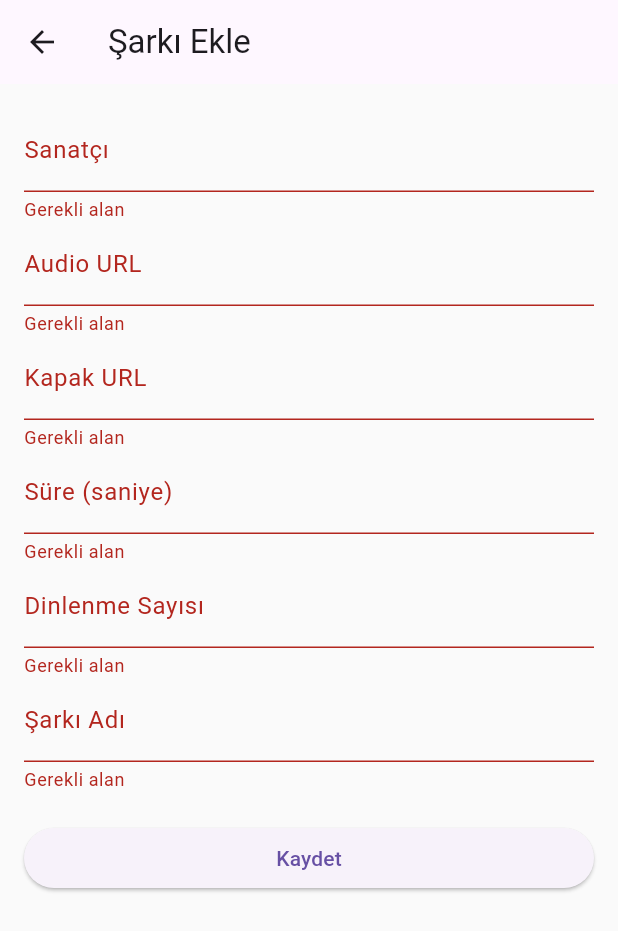
After one commit to batuhanyeniocak/Echowolke, a Flutter app: the AddSongScreen screen opened directly, after a tap on "Kaydet", on a phone screen of 412 x 824 dp. The commit adds this screen. Shown: the top 931 px of the screen. Run offline on Flutter 3.47's test engine with Material 3 defaults, Android fonts, the phone set to English and light mode, and no system bars; our stand-ins replace cloud_firestore, firebase_core, firebase_storage, just_audio; accounts and stored records are empty.

Commit message:
buyuk update
artik database'e uygulama uzerinden sarki eklenebiliyor

```diff
--- /dev/null
+++ b/lib/screens/add_song_screen.dart
@@ -0,0 +1,118 @@
+import 'package:flutter/material.dart';
+import 'package:cloud_firestore/cloud_firestore.dart';
+
+class AddSongScreen extends StatefulWidget {
+  const AddSongScreen({Key? key}) : super(key: key);
+
+  @override
+  State<AddSongScreen> createState() => _AddSongScreenState();
+}
+
+class _AddSongScreenState extends State<AddSongScreen> {
+  final _formKey = GlobalKey<FormState>();
+
+  final artistController = TextEditingController();
+  final audioUrlController = TextEditingController();
+  final coverUrlController = TextEditingController();
+  final durationController = TextEditingController();
+  final playCountController = TextEditingController();
+  final titleController = TextEditingController();
+
+  Future<void> addSongToFirestore() async {
+    if (_formKey.currentState!.validate()) {
+      final tracks = FirebaseFirestore.instance.collection('tracks');
+
+      try {
+        final newDoc = tracks.doc(); // otomatik ID
+        final newId = newDoc.id;
+
+        Map<String, dynamic> songData = {
+          "artist": artistController.text,
+          "audioUrl": audioUrlController.text,
+          "coverUrl": coverUrlController.text,
+          "duration": int.parse(durationController.text),
+          "id": newId, // verinin içine de yaz
+          "playCount": int.parse(playCountController.text),
+          "title": titleController.text,
+          "releaseDate": Timestamp.now(),
+        };
+
+        await newDoc.set(songData);
+
+        ScaffoldMessenger.of(context).showSnackBar(
+          const SnackBar(content: Text("Şarkı başarıyla eklendi")),
+        );
+        Navigator.pop(context);
+      } catch (e) {
+        ScaffoldMessenger.of(context).showSnackBar(
+          SnackBar(content: Text("Hata oluştu: $e")),
+        );
+      }
+    }
+  }
+
+  @override
+  void dispose() {
+    artistController.dispose();
+    audioUrlController.dispose();
+    coverUrlController.dispose();
+    durationController.dispose();
+    playCountController.dispose();
+    titleController.dispose();
+    super.dispose();
+  }
+
+  @override
+  Widget build(BuildContext context) {
+    return Scaffold(
+      appBar: AppBar(title: const Text("Şarkı Ekle")),
+      body: Padding(
+        padding: const EdgeInsets.all(16.0),
+        child: Form(
+          key: _formKey,
+          child: ListView(
+            children: [
+              TextFormField(
+                controller: artistController,
+                decoration: const InputDecoration(labelText: 'Sanatçı'),
+                validator: (value) => value!.isEmpty ? 'Gerekli alan' : null,
+              ),
+              TextFormField(
+                controller: audioUrlController,
+                decoration: const InputDecoration(labelText: 'Audio URL'),
+                validator: (value) => value!.isEmpty ? 'Gerekli alan' : null,
+              ),
+              TextFormField(
+                controller: coverUrlController,
+                decoration: const InputDecoration(labelText: 'Kapak URL'),
+                validator: (value) => value!.isEmpty ? 'Gerekli alan' : null,
+              ),
+              TextFormField(
+                controller: durationController,
+                decoration: const InputDecoration(labelText: 'Süre (saniye)'),
+                keyboardType: TextInputType.number,
+                validator: (value) => value!.isEmpty ? 'Gerekli alan' : null,
+              ),
+              TextFormField(
+                controller: playCountController,
+                decoration: const InputDecoration(labelText: 'Dinlenme Sayısı'),
+                keyboardType: TextInputType.number,
+                validator: (value) => value!.isEmpty ? 'Gerekli alan' : null,
+              ),
+              TextFormField(
+                controller: titleController,
+                decoration: const InputDecoration(labelText: 'Şarkı Adı'),
+                validator: (value) => value!.isEmpty ? 'Gerekli alan' : null,
+              ),
+              const SizedBox(height: 20),
+              ElevatedButton(
+                onPressed: addSongToFirestore,
+                child: const Text('Kaydet'),
+              ),
+            ],
+          ),
+        ),
+      ),
+    );
+  }
+}
```
Also changed, not shown: lib/screens/home_screen.dart (+33 -42 lines), lib/screens/library_screen.dart (+12 -0 lines).
